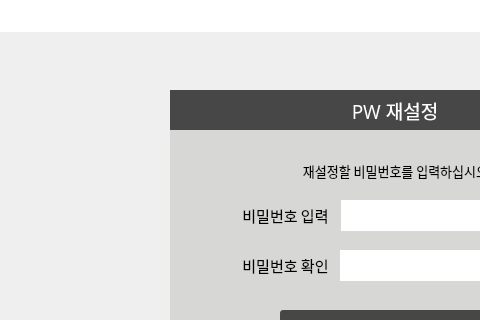
Before: the Qt Designer form UI/resetPwGui.ui in dign1120/graduationProject, drawn with Qt 5; both pictures show x 0 to 480 and y 0 to 320 of the 780 by 448 pixel window.
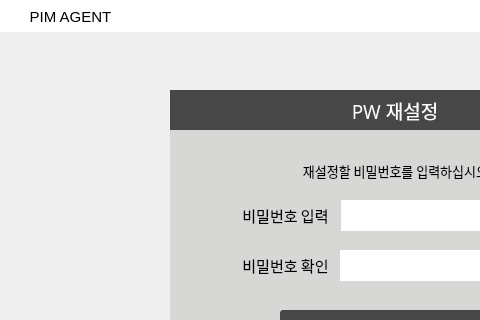
After: the same form once the commit is applied.

Diff of the .ui file:
```diff
--- a/UI/resetPwGui.ui
+++ b/UI/resetPwGui.ui
@@ -84,6 +84,9 @@
     <property name="styleSheet">
      <string notr="true">background-color:#ffffff;</string>
     </property>
+    <property name="echoMode">
+     <enum>QLineEdit::Password</enum>
+    </property>
     <property name="alignment">
      <set>Qt::AlignLeading|Qt::AlignLeft|Qt::AlignVCenter</set>
     </property>
@@ -420,6 +423,9 @@
     <property name="text">
      <string/>
     </property>
+    <property name="echoMode">
+     <enum>QLineEdit::Password</enum>
+    </property>
     <property name="alignment">
      <set>Qt::AlignLeading|Qt::AlignLeft|Qt::AlignVCenter</set>
     </property>
@@ -507,11 +513,41 @@
     <string/>
    </property>
   </widget>
+  <widget class="QLabel" name="iconlabel_2">
+   <property name="geometry">
+    <rect>
+     <x>15</x>
+     <y>2</y>
+     <width>111</width>
+     <height>30</height>
+    </rect>
+   </property>
+   <property name="font">
+    <font>
+     <family>Arial</family>
+     <pointsize>11</pointsize>
+     <weight>50</weight>
+     <bold>false</bold>
+    </font>
+   </property>
+   <property name="styleSheet">
+    <string notr="true">color: black;
+background-color: transparent;
+text-align:center;</string>
+   </property>
+   <property name="text">
+    <string>PIM AGENT</string>
+   </property>
+   <property name="alignment">
+    <set>Qt::AlignCenter</set>
+   </property>
+  </widget>
   <zorder>titleLabel_3</zorder>
   <zorder>iconlabel</zorder>
   <zorder>frame</zorder>
   <zorder>closeBtn</zorder>
   <zorder>minimizeBtn</zorder>
+  <zorder>iconlabel_2</zorder>
  </widget>
  <resources/>
  <connections/>
```
